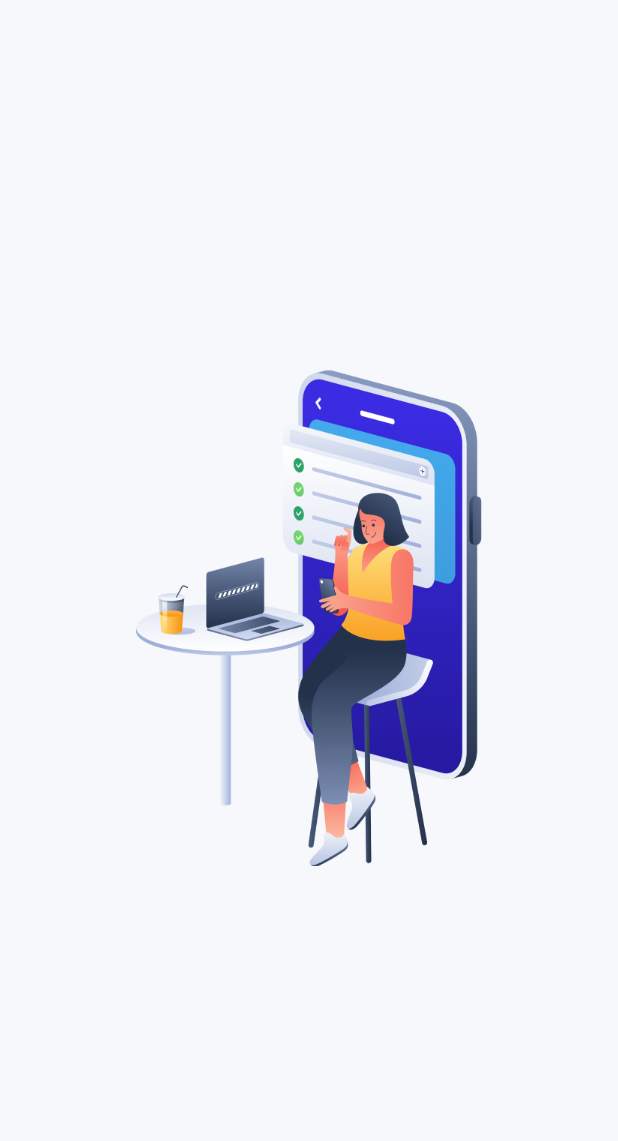
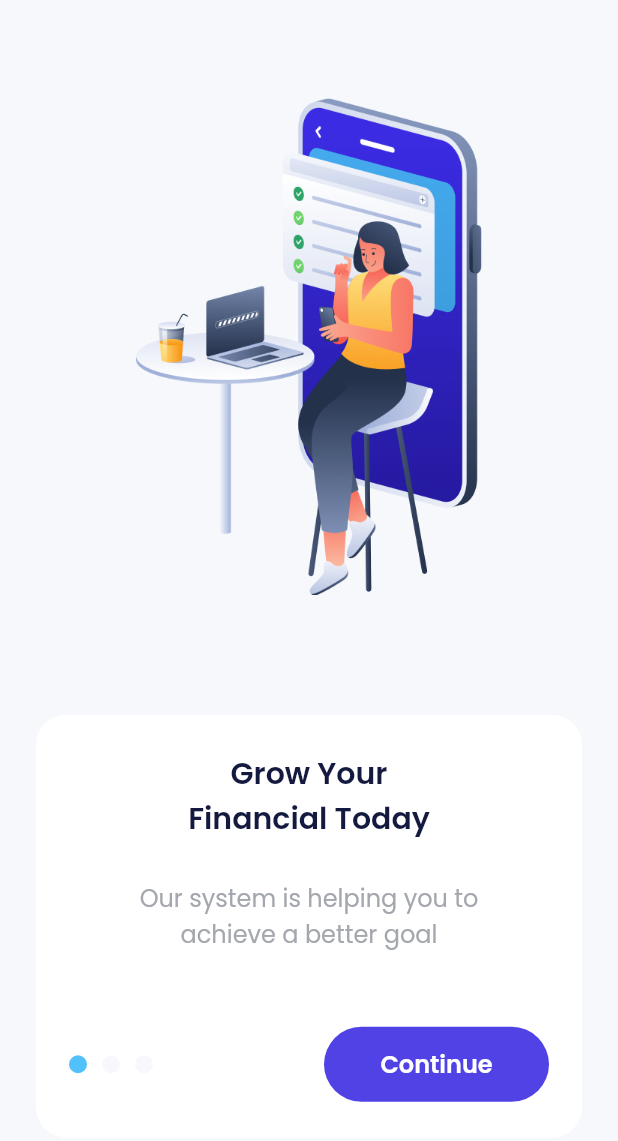
Before and after one commit to syaifudinm149/bank_sha, a Flutter app: the screen it shows after launch, on a phone screen of 412 x 824 dp. Shown: the top 1141 px of the screen. Run offline on Flutter 3.47's test engine with Material 2 defaults, Android fonts, the phone set to English and light mode, and no system bars; drawn by our look-alikes of carousel_slider; our stand-ins replace google_fonts.

Commit message:
slicing onboarding page part 2

```diff
--- a/lib/ui/pages/onboarding_page.dart
+++ b/lib/ui/pages/onboarding_page.dart
@@ -34,6 +34,105 @@ class OnboardingPage extends StatelessWidget {
                   enableInfiniteScroll: false,
                 ),
               ),
+              const SizedBox(
+                height: 80,
+              ),
+              Container(
+                margin: const EdgeInsets.symmetric(
+                  horizontal: 24,
+                ),
+                padding: const EdgeInsets.symmetric(
+                  horizontal: 22,
+                  vertical: 24,
+                ),
+                decoration: BoxDecoration(
+                  color: whiteColor,
+                  borderRadius: BorderRadius.circular(20),
+                ),
+                child: Column(
+                  children: [
+                    Text(
+                      'Grow Your\nFinancial Today',
+                      style: blackTextStyle.copyWith(
+                        fontSize: 20,
+                        fontWeight: semiBold,
+                      ),
+                      textAlign: TextAlign.center,
+                    ),
+                    const SizedBox(
+                      height: 26,
+                    ),
+                    Text(
+                      'Our system is helping you to\nachieve a better goal',
+                      style: greyTextStyle.copyWith(
+                        fontSize: 16,
+                      ),
+                      textAlign: TextAlign.center,
+                    ),
+                    const SizedBox(
+                      height: 50,
+                    ),
+                    Row(
+                      children: [
+                        Container(
+                          width: 12,
+                          height: 12,
+                          margin: const EdgeInsets.only(
+                            right: 10,
+                          ),
+                          decoration: BoxDecoration(
+                            shape: BoxShape.circle,
+                            color: blueColor,
+                          ),
+                        ),
+                        Container(
+                          width: 12,
+                          height: 12,
+                          margin: const EdgeInsets.only(
+                            right: 10,
+                          ),
+                          decoration: BoxDecoration(
+                            shape: BoxShape.circle,
+                            color: lightBackgroundColor,
+                          ),
+                        ),
+                        Container(
+                          width: 12,
+                          height: 12,
+                          margin: const EdgeInsets.only(
+                            right: 10,
+                          ),
+                          decoration: BoxDecoration(
+                            shape: BoxShape.circle,
+                            color: lightBackgroundColor,
+                          ),
+                        ),
+                        const Spacer(),
+                        Container(
+                          width: 150,
+                          height: 50,
+                          child: TextButton(
+                            onPressed: () {},
+                            style: TextButton.styleFrom(
+                              backgroundColor: purpleColor,
+                              shape: RoundedRectangleBorder(
+                                borderRadius: BorderRadius.circular(56),
+                              ),
+                            ),
+                            child: Text(
+                              'Continue',
+                              style: whiteTextStyle.copyWith(
+                                fontSize: 16,
+                                fontWeight: semiBold,
+                              ),
+                            ),
+                          ),
+                        ),
+                      ],
+                    )
+                  ],
+                ),
+              )
             ],
           ),
         ));
```
